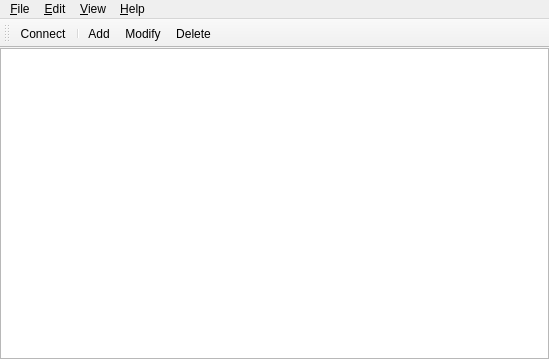
Old version of the form source/qikea/root.ui in the repository dolomighty/shrewsoft-ike.
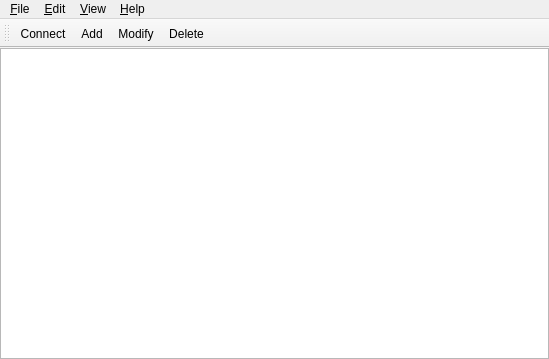
New version of the form. Icons and pictures are not drawn.

Commit message: ok persistenza ui

```diff
--- a/source/qikea/root.ui
+++ b/source/qikea/root.ui
@@ -128,7 +128,6 @@
     <bool>false</bool>
    </attribute>
    <addaction name="actionConnect"/>
-   <addaction name="separator"/>
    <addaction name="actionAdd"/>
    <addaction name="actionModify"/>
    <addaction name="actionDelete"/>
```
Left out of the diff: 15 changed lines with no effect on the pictures. The commit also changes 5 other files.
